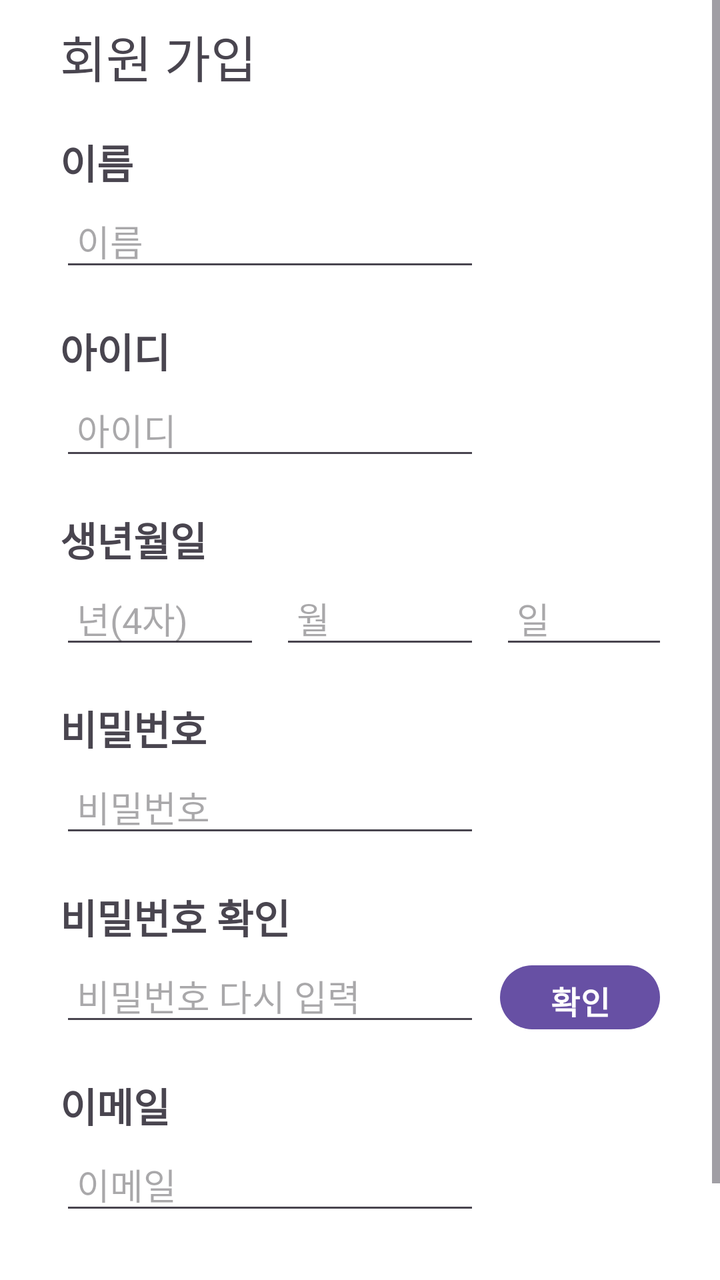
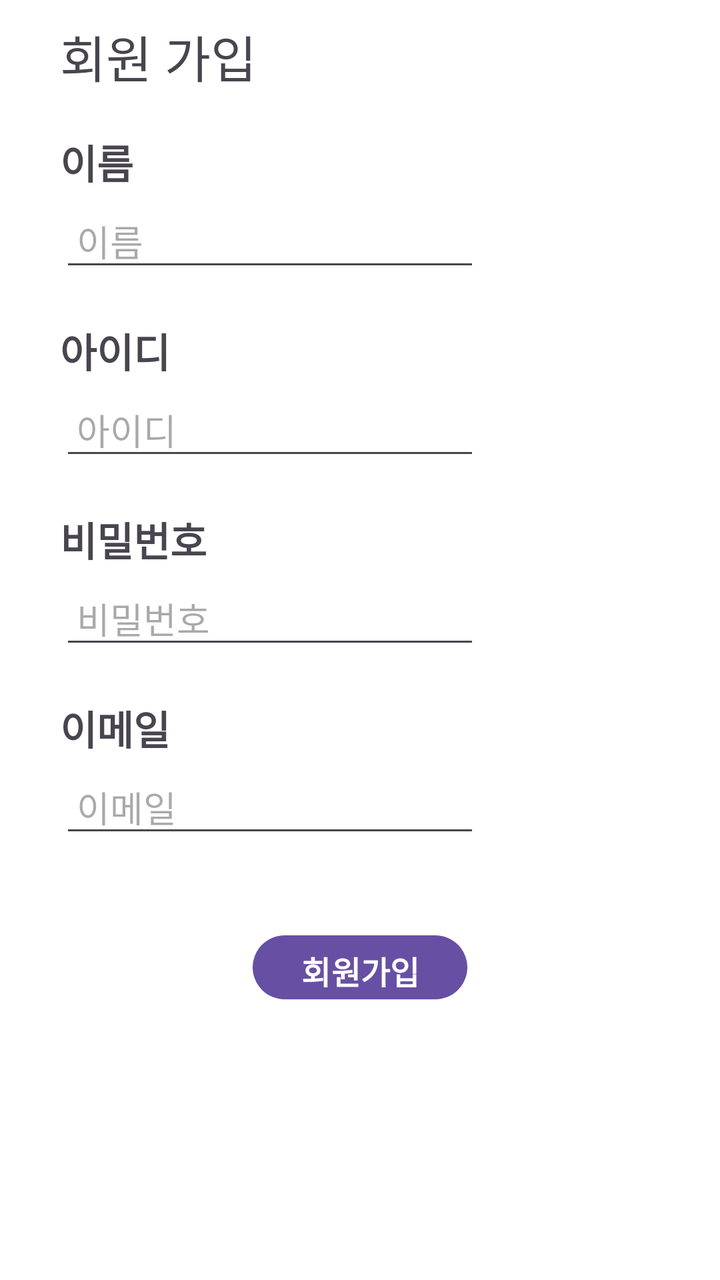

Two renders of the same Android screen: before a commit and after it. Below are the layout's source before the change and the commit's diff.
<!-- AndroidManifest.xml: application theme Theme.HelloProject -->
<!-- res/layout/activity_join.xml -->
<?xml version="1.0" encoding="utf-8"?>
<FrameLayout xmlns:android="http://schemas.android.com/apk/res/android"
    xmlns:tools="http://schemas.android.com/tools"
    android:layout_width="match_parent"
    android:layout_height="match_parent"
    android:background="#ffffff"
    >


    <LinearLayout
        android:layout_width="match_parent"
        android:layout_height="match_parent"
        android:orientation="vertical">

        <ScrollView
            android:layout_width="match_parent"
            android:layout_height="match_parent">

            <LinearLayout
                android:layout_width="match_parent"
                android:layout_height="wrap_content"
                android:layout_marginTop="10dp"
                android:layout_marginLeft="30dp"
                android:layout_marginRight="30dp"
                android:orientation="vertical" >
                <TextView
                    android:id="@+id/signup"
                    android:layout_width="wrap_content"
                    android:layout_height="wrap_content"
                    android:layout_marginBottom="20dp"
                    android:layout_weight="2"
                    android:text="회원 가입"
                    android:textSize="25dp" />

                <TextView
                    android:id="@+id/signNametext"
                    android:layout_width="match_parent"
                    android:layout_height="wrap_content"
                    android:layout_marginBottom="5dp"
                    android:text="이름"
                    android:textSize="20dp"
                    android:textStyle="bold"
                    />

                <EditText
                    android:id="@+id/signName"
                    android:layout_width="wrap_content"
                    android:layout_height="40dp"
                    android:layout_marginBottom="20dp"
                    android:ems="10"
                    android:hint=" 이름"
                    android:inputType="textPersonName"
                    android:text="" />

                <TextView
                    android:id="@+id/signIDtext"
                    android:layout_width="match_parent"
                    android:layout_height="wrap_content"
                    android:layout_marginBottom="5dp"
                    android:text="아이디"
                    android:textSize="20dp"
                    android:textStyle="bold" />

                <EditText
                    android:id="@+id/signID"
                    android:layout_width="wrap_content"
                    android:layout_height="40dp"
                    android:layout_marginBottom="20dp"
                    android:ems="10"
                    android:hint=" 아이디"
                    android:inputType="textPersonName"
                    android:text="" />

                <TextView
                    android:id="@+id/signBirthtext"
                    android:layout_width="match_parent"
                    android:layout_height="wrap_content"
                    android:layout_marginBottom="5dp"
                    android:text="생년월일"
                    android:textSize="20dp"
                    android:textStyle="bold" />

                <LinearLayout
                    android:layout_width="match_parent"
                    android:layout_height="match_parent"
                    android:orientation="horizontal">

                    <EditText
                        android:id="@+id/signBirth"
                        android:layout_width="100dp"
                        android:layout_height="40dp"
                        android:layout_marginBottom="20dp"
                        android:layout_marginRight="10dp"
                        android:ems="10"
                        android:hint=" 년(4자)"
                        android:inputType="textPersonName"
                        android:text="" />
                    <EditText
                        android:id="@+id/signBirth2"
                        android:layout_width="100dp"
                        android:layout_height="40dp"
                        android:layout_marginBottom="20dp"
                        android:layout_marginRight="10dp"
                        android:ems="10"
                        android:hint=" 월"
                        android:inputType="textPersonName"
                        android:text="" />
                    <EditText
                        android:id="@+id/signBirth3"
                        android:layout_width="100dp"
                        android:layout_height="40dp"
                        android:layout_marginBottom="20dp"
                        android:ems="10"
                        android:hint=" 일"
                        android:inputType="textPersonName"
                        android:text="" />
                </LinearLayout>

                <TextView
                    android:id="@+id/signPWtext"
                    android:layout_width="match_parent"
                    android:layout_height="wrap_content"
                    android:layout_marginBottom="5dp"
                    android:text="비밀번호"
                    android:textSize="20dp"
                    android:textStyle="bold" />


                <EditText
                    android:id="@+id/signPW"
                    android:layout_width="wrap_content"
                    android:layout_height="40dp"
                    android:layout_marginBottom="20dp"
                    android:ems="10"
                    android:hint=" 비밀번호"
                    android:inputType="textPassword"
                    android:text="" />

                <TextView
                    android:id="@+id/signPW2text"
                    android:layout_width="match_parent"
                    android:layout_height="wrap_content"
                    android:layout_marginBottom="5dp"
                    android:text="비밀번호 확인"
                    android:textSize="20dp"
                    android:textStyle="bold" />

                <LinearLayout
                    android:layout_width="match_parent"
                    android:layout_height="wrap_content"
                    android:orientation="horizontal">

                    <EditText
                        android:id="@+id/signPW2"
                        android:layout_width="wrap_content"
                        android:layout_height="40dp"
                        android:layout_marginBottom="20dp"
                        android:ems="10"
                        android:hint=" 비밀번호 다시 입력"
                        android:inputType="textPassword"
                        android:text="" />

                    <Button
                        android:id="@+id/pwcheckbutton"
                        android:layout_width="wrap_content"
                        android:layout_height="40dp"
                        android:layout_marginLeft="10dp"
                        android:text="확인"
                        android:textColor="@color/white"
                        android:textSize="16sp"
                        android:textStyle="bold" />
                </LinearLayout>

                <TextView
                    android:id="@+id/signmailtext"
                    android:layout_width="match_parent"
                    android:layout_height="wrap_content"
                    android:layout_marginBottom="5dp"
                    android:text="이메일"
                    android:textSize="20dp"
                    android:textStyle="bold" />

                <EditText
                    android:id="@+id/signmail"
                    android:layout_width="wrap_content"
                    android:layout_height="40dp"
                    android:layout_marginBottom="20dp"
                    android:ems="10"
                    android:hint=" 이메일"
                    android:inputType="textEmailAddress"
                    android:text="" />

                <Button
                    android:id="@+id/signupbutton"
                    android:layout_width="wrap_content"
                    android:layout_height="40dp"
                    android:layout_marginTop="20dp"
                    android:layout_gravity="center"
                    android:text="회원가입"
                    android:textColor="@color/white"
                    android:textSize="16sp"
                    android:textStyle="bold" />

            </LinearLayout>
        </ScrollView>

    </LinearLayout>
</FrameLayout>
<!-- resources referenced by this layout -->
<resources>
  <color name="white">#FFFFFFFF</color>
  <style name="Theme.HelloProject" parent="Base.Theme.HelloProject" />
  <style name="Base.Theme.HelloProject" parent="Theme.Material3.DayNight.NoActionBar">
          
          
      </style>
</resources>

<!-- the commit's change to res/layout/activity_join.xml (unified diff, before → after) -->
@@ -43,7 +43,7 @@
                     />
 
                 <EditText
-                    android:id="@+id/signName"
+                    android:id="@+id/join_name"
                     android:layout_width="wrap_content"
                     android:layout_height="40dp"
                     android:layout_marginBottom="20dp"
@@ -62,7 +62,7 @@
                     android:textStyle="bold" />
 
                 <EditText
-                    android:id="@+id/signID"
+                    android:id="@+id/join_id"
                     android:layout_width="wrap_content"
                     android:layout_height="40dp"
                     android:layout_marginBottom="20dp"
@@ -71,50 +71,6 @@
                     android:inputType="textPersonName"
                     android:text="" />
 
-                <TextView
-                    android:id="@+id/signBirthtext"
-                    android:layout_width="match_parent"
-                    android:layout_height="wrap_content"
-                    android:layout_marginBottom="5dp"
-                    android:text="생년월일"
-                    android:textSize="20dp"
-                    android:textStyle="bold" />
-
-                <LinearLayout
-                    android:layout_width="match_parent"
-                    android:layout_height="match_parent"
-                    android:orientation="horizontal">
-
-                    <EditText
-                        android:id="@+id/signBirth"
-                        android:layout_width="100dp"
-                        android:layout_height="40dp"
-                        android:layout_marginBottom="20dp"
-                        android:layout_marginRight="10dp"
-                        android:ems="10"
-                        android:hint=" 년(4자)"
-                        android:inputType="textPersonName"
-                        android:text="" />
-                    <EditText
-                        android:id="@+id/signBirth2"
-                        android:layout_width="100dp"
-                        android:layout_height="40dp"
-                        android:layout_marginBottom="20dp"
-                        android:layout_marginRight="10dp"
-                        android:ems="10"
-                        android:hint=" 월"
-                        android:inputType="textPersonName"
-                        android:text="" />
-                    <EditText
-                        android:id="@+id/signBirth3"
-                        android:layout_width="100dp"
-                        android:layout_height="40dp"
-                        android:layout_marginBottom="20dp"
-                        android:ems="10"
-                        android:hint=" 일"
-                        android:inputType="textPersonName"
-                        android:text="" />
-                </LinearLayout>
 
                 <TextView
                     android:id="@+id/signPWtext"
@@ -127,7 +83,7 @@
 
 
                 <EditText
-                    android:id="@+id/signPW"
+                    android:id="@+id/join_pw"
                     android:layout_width="wrap_content"
                     android:layout_height="40dp"
                     android:layout_marginBottom="20dp"
@@ -135,41 +91,6 @@
                     android:hint=" 비밀번호"
                     android:inputType="textPassword"
                     android:text="" />
-
-                <TextView
-                    android:id="@+id/signPW2text"
-                    android:layout_width="match_parent"
-                    android:layout_height="wrap_content"
-                    android:layout_marginBottom="5dp"
-                    android:text="비밀번호 확인"
-                    android:textSize="20dp"
-                    android:textStyle="bold" />
-
-                <LinearLayout
-                    android:layout_width="match_parent"
-                    android:layout_height="wrap_content"
-                    android:orientation="horizontal">
-
-                    <EditText
-                        android:id="@+id/signPW2"
-                        android:layout_width="wrap_content"
-                        android:layout_height="40dp"
-                        android:layout_marginBottom="20dp"
-                        android:ems="10"
-                        android:hint=" 비밀번호 다시 입력"
-                        android:inputType="textPassword"
-                        android:text="" />
-
-                    <Button
-                        android:id="@+id/pwcheckbutton"
-                        android:layout_width="wrap_content"
-                        android:layout_height="40dp"
-                        android:layout_marginLeft="10dp"
-                        android:text="확인"
-                        android:textColor="@color/white"
-                        android:textSize="16sp"
-                        android:textStyle="bold" />
-                </LinearLayout>
 
                 <TextView
                     android:id="@+id/signmailtext"
@@ -181,7 +102,7 @@
                     android:textStyle="bold" />
 
                 <EditText
-                    android:id="@+id/signmail"
+                    android:id="@+id/join_mail"
                     android:layout_width="wrap_content"
                     android:layout_height="40dp"
                     android:layout_marginBottom="20dp"
@@ -191,7 +112,7 @@
                     android:text="" />
 
                 <Button
-                    android:id="@+id/signupbutton"
+                    android:id="@+id/join_btn"
                     android:layout_width="wrap_content"
                     android:layout_height="40dp"
                     android:layout_marginTop="20dp"
